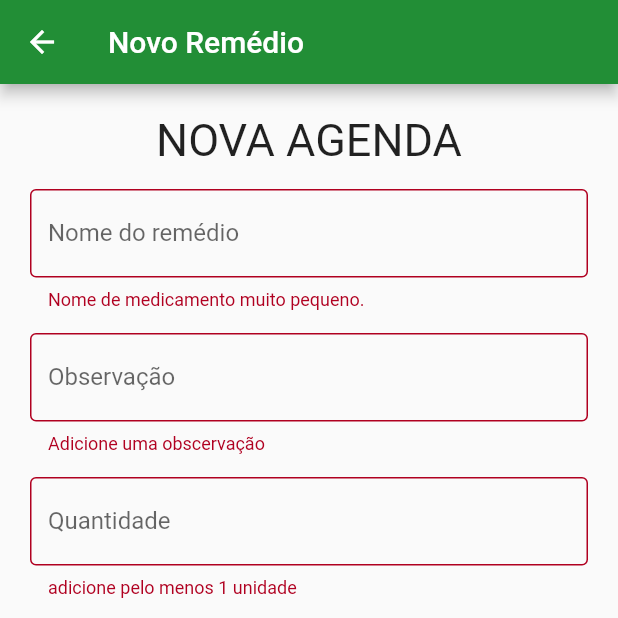
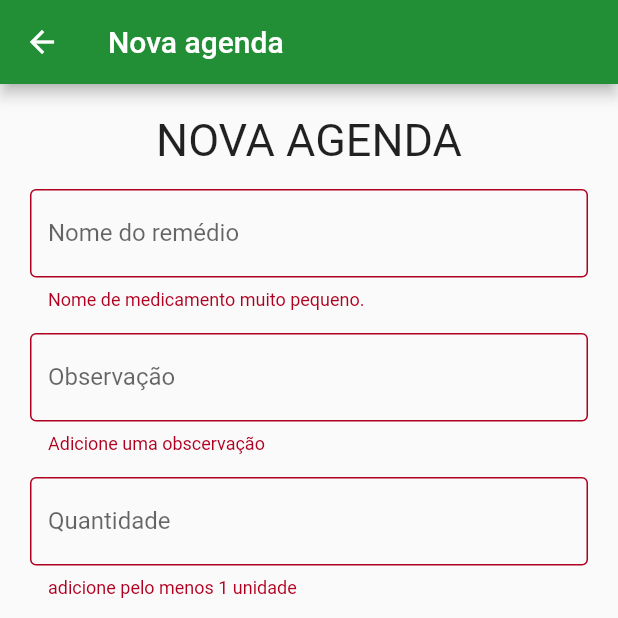
Before and after one commit to Guilherme-Santos-dev/Medicinal-Date, a Flutter app: the addMedicine screen opened by its route, after a tap on the "save" icon, on a phone screen of 412 x 824 dp, the top half of it. Run offline on Flutter 3.47's test engine with Material 2 defaults, Android fonts, the phone set to English and light mode, and no system bars; our stand-ins replace flutter_masked_text2, sqflite; accounts and stored records are empty.

Commit message:
Update - banco de dados e icone

```diff
--- a/medicinal_date/lib/model/Medicine.dart
+++ b/medicinal_date/lib/model/Medicine.dart
@@ -1,14 +1,14 @@
 import 'dart:convert';
 class Medicine{
   String nome;
-  String obscervacao;
+  String observacao;
   String quantidade;
   String horario;
 
 
   Medicine({
     required this.nome,
-    required this.obscervacao,
+    required this.observacao,
     required this.quantidade,
     required this.horario,
   });
@@ -16,7 +16,7 @@ class Medicine{
   Map<String, dynamic> toMap(){
   return <String, dynamic>{
     'nome': nome,
-    'obscervacao': obscervacao,
+    'obscervacao': observacao,
     'quantidade': quantidade,
     'horario': horario,
 
@@ -26,7 +26,7 @@ class Medicine{
   factory Medicine.fromMap(Map<String, dynamic> map){
     return Medicine(
       nome: map['nome'],
-      obscervacao: map['observacao'],
+      observacao: map['observacao'],
       quantidade:  map['quantidade'],
       horario: map['horario'],
       );
--- a/medicinal_date/lib/repository/dao.dart
+++ b/medicinal_date/lib/repository/dao.dart
@@ -12,7 +12,7 @@ class DAO {
       version: 1,
       onCreate: (db, _) async {
         const sql =
-            "CREATE TABLE contacts(id INTEGER PRIMARY KEY AUTOINCREMENT,nome TEXT, observacao TEXT, quantidade INTEGER, horario TEXT)";
+            "CREATE TABLE contacts(id INTEGER PRIMARY KEY AUTOINCREMENT,nome TEXT, observacao TEXT, quantidade TEXT, horario TEXT)";
         await db.execute(sql);
       },
     );
--- a/medicinal_date/lib/screens/add_medicine/add_medicine.dart
+++ b/medicinal_date/lib/screens/add_medicine/add_medicine.dart
@@ -2,6 +2,8 @@ import 'package:flutter/material.dart';
 import 'package:flutter_masked_text2/flutter_masked_text2.dart';
 import 'package:flutter/src/foundation/key.dart';
 import 'package:flutter/src/widgets/framework.dart';
+import 'package:medicinal_date/model/Medicine.dart';
+import 'package:medicinal_date/repository/medicine_repository.dart';
 
 class addMedicine extends StatefulWidget {
   const addMedicine({Key? key}) : super(key: key);
@@ -14,7 +16,7 @@ class _addContactState extends State<addMedicine> {
   final _formKey = GlobalKey<FormState>();
 
   final nomeController = TextEditingController();
-  final obsController = TextEditingController();
+  final observacaoController = TextEditingController();
   final quantidadeController = TextEditingController();
   final horarioController = MaskedTextController(mask: "00:00");
 
@@ -22,12 +24,27 @@ class _addContactState extends State<addMedicine> {
   Widget build(BuildContext context) {
     return Scaffold(
       appBar: AppBar(
-        title: const Text("Novo Remédio"),
+        title: const Text("Nova agenda"),
       ),
       floatingActionButton: FloatingActionButton(
-        onPressed: () {
+        onPressed: () async {
           if (_formKey.currentState!.validate()) {
-            print("Nova agenda registrada");
+            final medicine = Medicine(
+              nome: nomeController.text,
+              observacao: observacaoController.text,
+              quantidade: quantidadeController.text,
+              horario: horarioController.text,
+            );
+            final result = await MedicineRepository.insertMedicine(medicine);
+            String message;
+            if (result != 0) {
+              message = "Agenda criada";
+            } else {
+              message = "Não foi possivel criar a agenda";
+            }
+            final snack = SnackBar(content: Text(message));
+            ScaffoldMessenger.of(context).showSnackBar(snack);
+
           }
         },
         child: const Icon(
@@ -63,7 +80,7 @@ class _addContactState extends State<addMedicine> {
                 height: 15,
               ),
               TextFormField(
-                controller: obsController,
+                controller: observacaoController,
                 validator: (text) => (text == null || text.length == 0 )
                 ? "Adicione uma obscervação"
                 : null,
```
Also changed, not shown: medicinal_date/pubspec.yaml (+11 -0 lines), medicinal_date/assets/app_icon.png (added), medicinal_date/pubspec.lock, 35 other files.
